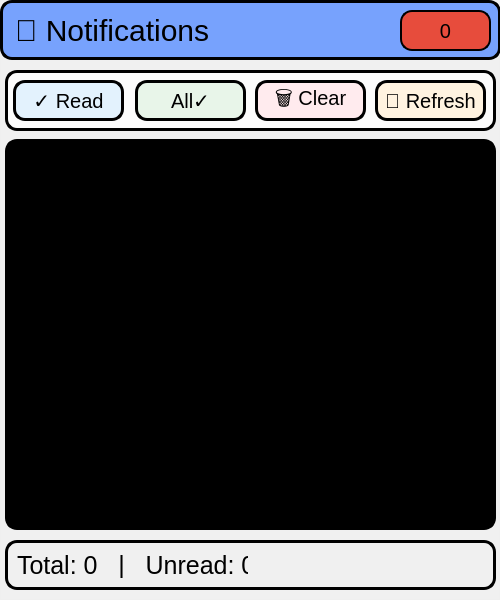
mohammadshirizadeh-sudo/book-club, file BookClubProject/Mutual/notificationwidget.ui: the form before one commit.
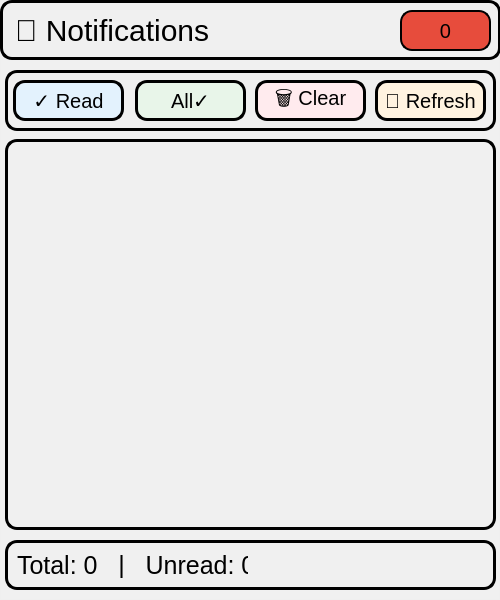
The form after the commit. Icons and pictures are not drawn.

Commit message: incuded necessary files and also upgraded backgrounds

```diff
--- a/BookClubProject/Mutual/notificationwidget.ui
+++ b/BookClubProject/Mutual/notificationwidget.ui
@@ -24,7 +24,7 @@
     <normaloff>:/resources/icon.jpg</normaloff>:/resources/icon.jpg</iconset>
   </property>
   <property name="styleSheet">
-   <string notr="true">background-image: url(:/resources/white.png);</string>
+   <string notr="true">background-image: url(:/resources/notif.png);</string>
   </property>
   <widget class="QFrame" name="frame">
    <property name="geometry">
@@ -56,8 +56,8 @@
      </rect>
     </property>
     <property name="styleSheet">
-     <string notr="true">QFrame#headerFrame {
-    background-color: rgba(100, 150, 255, 220);
+     <string notr="true">QFrame#headerFrame {    
+background: transparent;
     border: 3px solid black;
     border-radius: 12px;
 }</string>
@@ -127,7 +127,7 @@
     </property>
     <property name="styleSheet">
      <string notr="true">QFrame#toolbarFrame {
-    background-color: rgba(255, 255, 255, 200);
+    background: transparent;
     border: 3px solid black;
     border-radius: 12px;
 }</string>
@@ -276,7 +276,7 @@
     </property>
     <property name="styleSheet">
      <string notr="true">QListWidget#notificationList {
-    background-color: black;
+    background: transparent;
     border: 3px solid black;
     border-radius: 12px;
     outline: none;
@@ -353,7 +353,7 @@
     </property>
     <property name="styleSheet">
      <string notr="true">QFrame#statusFrame {
-    background-color: rgba(240, 240, 240, 230);
+    background: transparent;
     border: 3px solid black;
     border-radius: 12px;
 }</string>
```
The commit also changes 44 other files.
